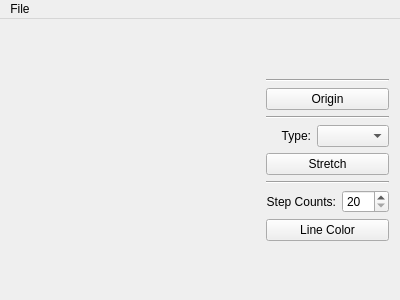
First picture: the form in mainwindow.ui, repository leeowen/tyre, before the edit.
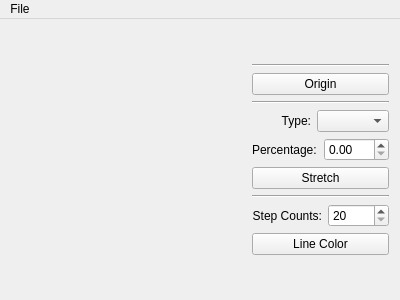
Second picture: the form after the edit. Custom widgets are drawn as their Qt base class.

Commit message: add fixed length function

The edit to the form file:
```diff
--- a/mainwindow.ui
+++ b/mainwindow.ui
@@ -27,9 +27,6 @@
     </item>
     <item>
      <layout class="QVBoxLayout" name="verticalLayout">
-      <property name="leftMargin">
-       <number>5</number>
-      </property>
       <item>
        <spacer name="verticalSpacer_2">
         <property name="orientation">
@@ -37,8 +34,8 @@
         </property>
         <property name="sizeHint" stdset="0">
          <size>
-          <width>20</width>
-          <height>40</height>
+          <width>137</width>
+          <height>13</height>
          </size>
         </property>
        </spacer>
@@ -93,6 +90,23 @@
         </item>
        </layout>
       </item>
+      <item>
+       <layout class="QHBoxLayout" name="horizontalLayout_3">
+        <item>
+         <widget class="QLabel" name="label_3">
+          <property name="text">
+           <string>Percentage:</string>
+          </property>
+          <property name="buddy">
+           <cstring>doubleSpinBox</cstring>
+          </property>
+         </widget>
+        </item>
+        <item>
+         <widget class="QDoubleSpinBox" name="doubleSpinBox"/>
+        </item>
+       </layout>
+      </item>
       <item>
        <widget class="QPushButton" name="stretchBtn">
         <property name="sizePolicy">
@@ -154,8 +168,8 @@
         </property>
         <property name="sizeHint" stdset="0">
          <size>
-          <width>20</width>
-          <height>40</height>
+          <width>137</width>
+          <height>13</height>
          </size>
         </property>
        </spacer>
```
Left out of the diff: 6 changed lines with no effect on the pictures. The commit also changes 2 other files.
